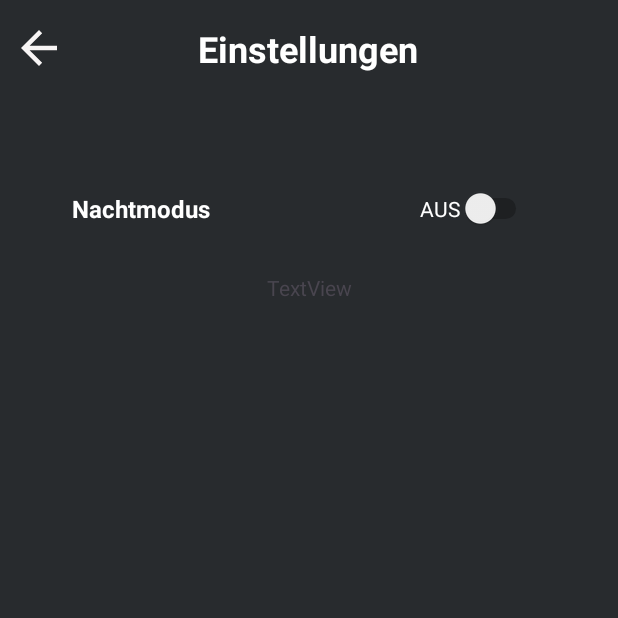
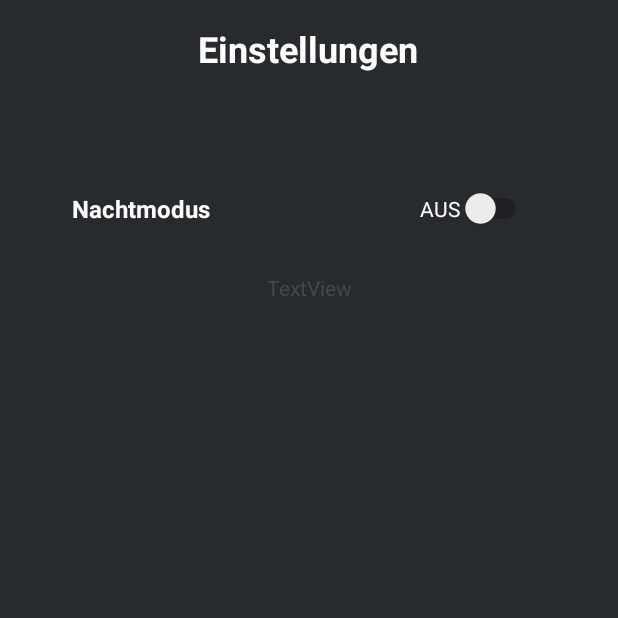
Before and after one commit to cypher159951/Abschluss_Projekt_Kotlin, an Android app: the FavoriteFragment screen opened through its navigation route, item 3 of the bottom bar chosen, on a phone screen of 412 x 824 dp, the top half of it. Run offline under Robolectric (Android 15) with nearby library versions, the phone set to English and light mode, and no system bars; our stand-ins replace Room's generated code, navigation-ui; pictures from the network do not load; 1 statement that could not run was skipped.

Commit message:
am bearbeiten

```diff
--- a/app/src/main/java/com/example/paymessage/Adapter/FavoriteAdapter.kt
+++ b/app/src/main/java/com/example/paymessage/Adapter/FavoriteAdapter.kt
@@ -38,7 +38,7 @@ class FavoriteAdapter(
         holder.binding.favoriteStarBTN.setOnClickListener {
             val like = dataset[position]
             like.isLiked = !like.isLiked
-            notifyItemChanged(position)
+          //  notifyItemChanged(position)
 
             //Datenbank updaten
             viewModel.updateLikestatusInDb(like)
--- a/app/src/main/java/com/example/paymessage/Adapter/NewsAdapter.kt
+++ b/app/src/main/java/com/example/paymessage/Adapter/NewsAdapter.kt
@@ -50,7 +50,7 @@ class NewsAdapter(
         holder.binding.likeBTN.setOnClickListener {
             val like = dataset[position]
             like.isLiked = !like.isLiked
-            notifyItemChanged(position)
+          //  notifyItemChanged(position)
 
             //Datenbank updaten
             viewModel.updateLikestatusInDb(like)
--- a/app/src/main/java/com/example/paymessage/MainActivity.kt
+++ b/app/src/main/java/com/example/paymessage/MainActivity.kt
@@ -21,6 +21,7 @@ class MainActivity : AppCompatActivity() {
     private lateinit var binding: ActivityMainBinding
     override fun onCreate(savedInstanceState: Bundle?) {
         super.onCreate(savedInstanceState)
+
 
 
 
--- a/app/src/main/java/com/example/paymessage/data/AppRepository.kt
+++ b/app/src/main/java/com/example/paymessage/data/AppRepository.kt
@@ -26,11 +26,14 @@ class AppRepository(val api: TagesschauApi, private val newsDatabase: Tagesschau
 
     suspend fun getNews() {
         try {
-            val news = api.retrofitService.getNews().news
-            _news.postValue(news)
-            for (oneNews in news) {
-                insertNewsFromApi(oneNews)
+            if (checkData() == 0) {
+                val news = api.retrofitService.getNews().news
+                _news.postValue(news)
+                for (oneNews in news) {
+                    insertNewsFromApi(oneNews)
+                }
             }
+
             Log.d(TAG, "getNews Data: $news")
         } catch (e: Exception) {
             Log.e(TAG, "Error loading Data from API: $e")
@@ -53,6 +56,11 @@ class AppRepository(val api: TagesschauApi, private val newsDatabase: Tagesschau
         return newsDatabase.dao.getAllItems()
     }
 
+    fun checkData(): Int {
+        return newsDatabase.dao.checkDataCount()
+    }
+
+
     fun getNewsDetail(id: String): News {
         return newsDatabase.dao.getItemById(id)
     }
--- a/app/src/main/java/com/example/paymessage/data/datamodels/TagesschauDataBaseDao.kt
+++ b/app/src/main/java/com/example/paymessage/data/datamodels/TagesschauDataBaseDao.kt
@@ -15,6 +15,8 @@ interface TagesschauDataBaseDao {
     @Insert(onConflict = OnConflictStrategy.REPLACE)
     fun insertall(news: News)
 
+    @Query("SELECT COUNT(*) FROM tagesschau ")
+    fun checkDataCount(): Int
 
     @Update
     fun updateItem(news: News)
--- a/app/src/main/java/com/example/paymessage/ui/ArtikelFragment.kt
+++ b/app/src/main/java/com/example/paymessage/ui/ArtikelFragment.kt
@@ -5,6 +5,7 @@ import androidx.fragment.app.Fragment
 import android.view.LayoutInflater
 import android.view.View
 import android.view.ViewGroup
+import androidx.fragment.app.activityViewModels
 import androidx.fragment.app.viewModels
 import androidx.navigation.fragment.findNavController
 import androidx.recyclerview.widget.RecyclerView
@@ -17,7 +18,7 @@ import com.example.paymessage.databinding.FragmentArtikelBinding
 
 class ArtikelFragment : Fragment() {
 
-    private val viewModel: NewsViewModel by viewModels()
+    private val viewModel: NewsViewModel by activityViewModels()
 
     private lateinit var binding: FragmentArtikelBinding
 
--- a/app/src/main/java/com/example/paymessage/ui/FavoriteFragment.kt
+++ b/app/src/main/java/com/example/paymessage/ui/FavoriteFragment.kt
@@ -5,6 +5,7 @@ import androidx.fragment.app.Fragment
 import android.view.LayoutInflater
 import android.view.View
 import android.view.ViewGroup
+import androidx.fragment.app.activityViewModels
 import androidx.fragment.app.viewModels
 import androidx.navigation.NavController
 import com.example.paymessage.Adapter.FavoriteAdapter
@@ -13,7 +14,7 @@ import com.example.paymessage.databinding.FragmentFavoriteBinding
 
 class FavoriteFragment : Fragment() {
 
-    private val NewsViewModel: NewsViewModel by viewModels()
+    private val NewsViewModel: NewsViewModel by activityViewModels()
     private lateinit var binding: FragmentFavoriteBinding
 
 
--- a/app/src/main/java/com/example/paymessage/ui/HomeFragment.kt
+++ b/app/src/main/java/com/example/paymessage/ui/HomeFragment.kt
@@ -6,6 +6,7 @@ import androidx.fragment.app.Fragment
 import android.view.LayoutInflater
 import android.view.View
 import android.view.ViewGroup
+import androidx.fragment.app.activityViewModels
 import androidx.fragment.app.viewModels
 import androidx.navigation.NavController
 import androidx.recyclerview.widget.LinearLayoutManager
@@ -16,7 +17,7 @@ import com.example.paymessage.databinding.FragmentHomeBinding
 
 class HomeFragment : Fragment() {
 
-    private val NewsViewModel: NewsViewModel by viewModels()
+    private val newsViewModel: NewsViewModel by activityViewModels()
     private lateinit var binding: FragmentHomeBinding
 
 
@@ -32,9 +33,9 @@ class HomeFragment : Fragment() {
     override fun onViewCreated(view: View, savedInstanceState: Bundle?) {
         super.onViewCreated(view, savedInstanceState)
         binding.newsListRV.setHasFixedSize(true)
-        NewsViewModel.newsDataList.observe(viewLifecycleOwner) {
+        newsViewModel.newsDataList.observe(viewLifecycleOwner) {
             binding.newsListRV.adapter =
-                NewsAdapter(NewsViewModel, it, NavController(requireContext()))
+                NewsAdapter(newsViewModel, it, NavController(requireContext()))
         }
     }
 
--- a/app/src/main/java/com/example/paymessage/ui/NewsViewModel.kt
+++ b/app/src/main/java/com/example/paymessage/ui/NewsViewModel.kt
@@ -22,7 +22,7 @@ class NewsViewModel(application: Application) : AndroidViewModel(application) {
 
 
 
-    val newsDataList: LiveData<List<News>> = repository.getAll()
+    var newsDataList: LiveData<List<News>>
 
     val favoriteDataList: LiveData<List<News>> = repository.getliked()
 
@@ -33,18 +33,18 @@ class NewsViewModel(application: Application) : AndroidViewModel(application) {
 
     init {
         loadData()
-        repository.getAll()
+         newsDataList = repository.getAll()
     }
 
-    var loaddata = false
+   // var loaddata = false
 
 
     @SuppressLint("SuspiciousIndentation")
     fun loadData() {
-        if (loaddata)
-        viewModelScope.launch {
+     //   if (loaddata)
+        viewModelScope.launch(Dispatchers.IO) {
             repository.getNews()
-            loaddata = true
+     //         loaddata = true
         }
     }
 
--- a/app/src/main/java/com/example/paymessage/ui/SettingsFragment.kt
+++ b/app/src/main/java/com/example/paymessage/ui/SettingsFragment.kt
@@ -5,13 +5,14 @@ import androidx.fragment.app.Fragment
 import android.view.LayoutInflater
 import android.view.View
 import android.view.ViewGroup
+import androidx.fragment.app.activityViewModels
 import androidx.fragment.app.viewModels
 import com.example.paymessage.databinding.FragmentSettingsBinding
 
 
 class SettingsFragment : Fragment() {
 
-    private val viewModel: NewsViewModel by viewModels()
+    private val viewModel: NewsViewModel by activityViewModels()
     private lateinit var binding: FragmentSettingsBinding
 
 
--- a/app/src/main/res/layout/fragment_settings.xml
+++ b/app/src/main/res/layout/fragment_settings.xml
@@ -31,16 +31,6 @@
         app:layout_constraintHorizontal_bias="0.498"
         app:layout_constraintStart_toStartOf="parent"
         app:layout_constraintTop_toTopOf="@+id/tollbarSettings" />
-
-    <ImageView
-        android:id="@+id/backSettingsBTNIV"
-        android:layout_width="wrap_content"
-        android:layout_height="wrap_content"
-        android:layout_marginStart="8dp"
-        android:src="@drawable/baseline_arrow_back_24"
-        app:layout_constraintBottom_toBottomOf="@+id/tollbarSettings"
-        app:layout_constraintStart_toStartOf="parent"
-        app:layout_constraintTop_toTopOf="parent" />
 
     <TextView
         android:id="@+id/tagNachtModusTV"
```
Also changed, not shown: app/src/main/res/layout/fragment_artikel.xml (+0 -10 lines).
